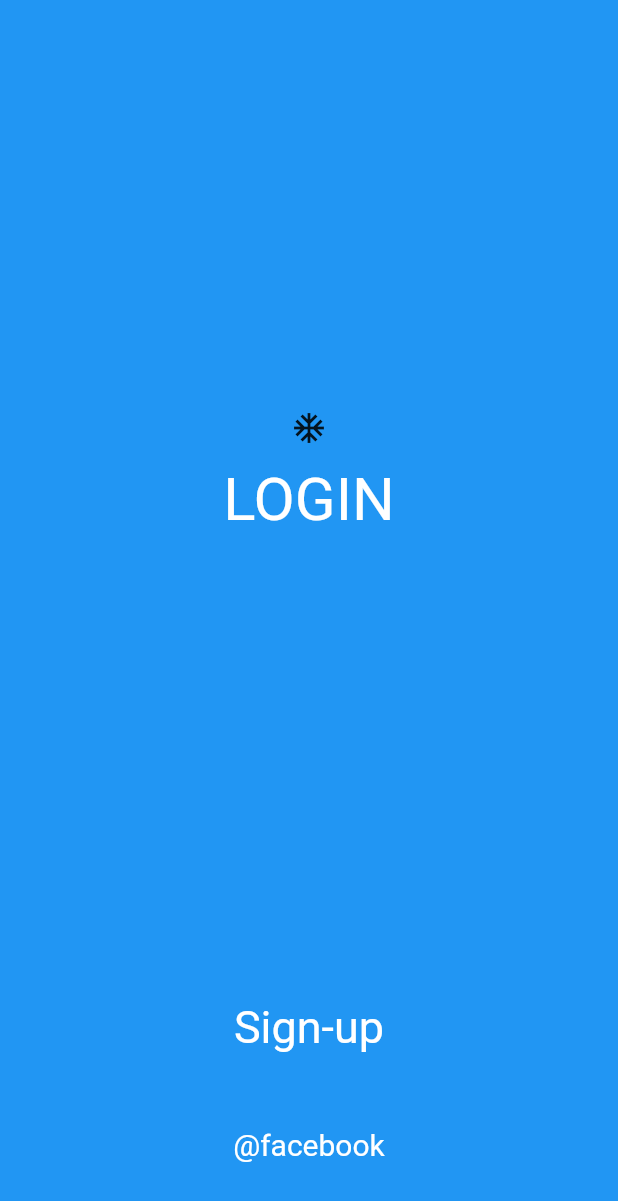
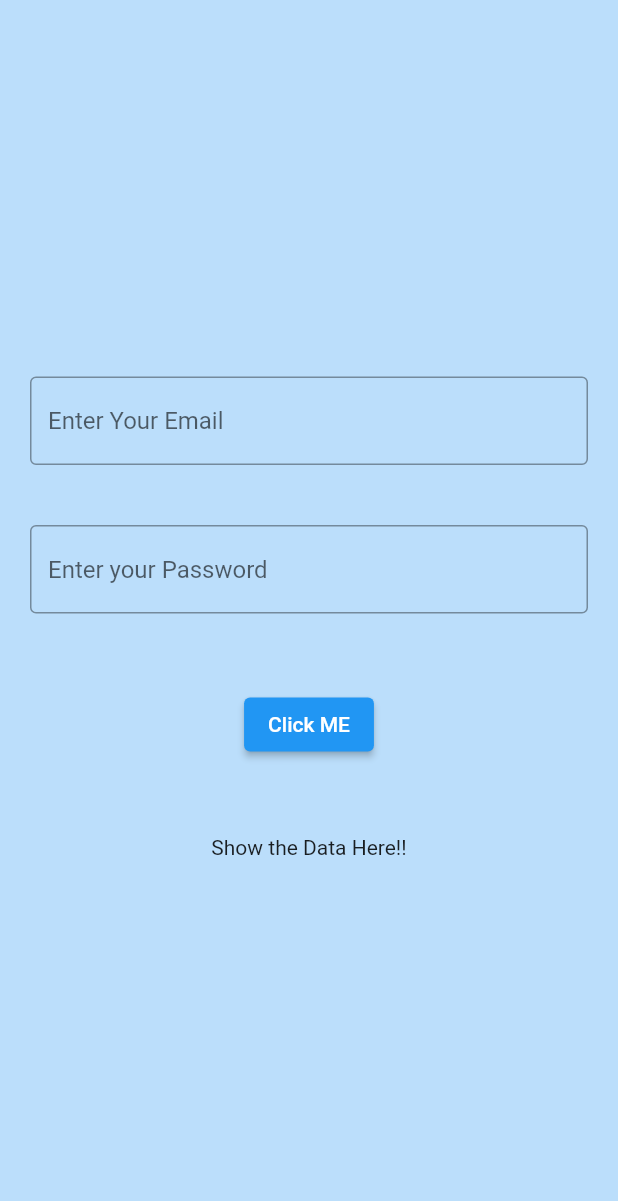
Before and after one commit to Irfadg/Facebook_demo_UI, a Flutter app: the screen it shows after launch, on a phone screen of 412 x 824 dp. Shown: the top 1201 px of the screen. Run offline on Flutter 3.47's test engine with Material 2 defaults, Android fonts, the phone set to English and light mode, and no system bars.

Commit message:
demo UI after addding padding and text box

```diff
--- a/lib/main.dart
+++ b/lib/main.dart
@@ -1,3 +1,5 @@
+// ignore_for_file: prefer_const_constructors
+
 import 'package:flutter/cupertino.dart';
 import 'package:flutter/material.dart';
 
@@ -25,57 +27,48 @@ class Loginpage extends StatelessWidget {
   @override
   Widget build(BuildContext context) {
     return Scaffold(
-      backgroundColor: Colors.blue,
+      backgroundColor: Colors.blue[100],
       body: SafeArea(
-          child: Center(
+        child: Center(
+          child: Container(
             child: Column(
             mainAxisAlignment: MainAxisAlignment.center,
-        children: [
-            Expanded(
-              flex: 3,
-              child: Container(
+              children:  [
+                Padding(
+                  padding: const EdgeInsets.all(20),
+                  child: TextField(
+                    decoration: InputDecoration(
+                        border: OutlineInputBorder(),
+                        hintText: 'Enter Your Email',
+                  ),
+                  ),
+                ),
+                Padding(
+                  padding: const EdgeInsets.all(20),
+                  child: TextField(
+                    decoration: InputDecoration(
+                      border: OutlineInputBorder(),
+                        hintText: 'Enter your Password',
 
-                // decoration: BoxDecoration(
-                //borderRadius: BorderRadius.circular(20),
-                child: Column(
-                  mainAxisAlignment: MainAxisAlignment.center,
-                  children: [
-                    IconButton(onPressed: () {}, icon: const Icon(Icons.ac_unit)),
-                    const Text(
-                      "LOGIN",
-                      style: TextStyle(
-                        fontSize: 40,
-                        color: Colors.white,
-                      ),
                     ),
-                  ],
+                  ),
                 ),
-              ),
+                Padding(
+                  padding: const EdgeInsets.all(30),
+                  child: ElevatedButton(
+                    onPressed: () {},
+                    child: Text("Click ME"),
+                  ),
+                ),
+                Padding(
+                  padding: const EdgeInsets.all(20),
+                  child: Text("Show the Data Here!!"),
+                )
+              ],
             ),
-            Expanded(
-              child: Container(
-                child: Column(
-
-                  mainAxisAlignment: MainAxisAlignment.spaceEvenly,
-                  children: const [
-                    Text(
-                      "Sign-up",
-                      style: TextStyle(fontSize: 30, color: Colors.white),
-                    ),
-                    Text(
-                      "@facebook",
-                      style: TextStyle(
-                        fontSize: 20,
-                        color: Colors.white,
-                      ),
-                    ),
-                  ],
-                ),
-              ),
-            ),
-        ],
+          ),
+        ),
       ),
-          )),
     );
   }
 }
```
